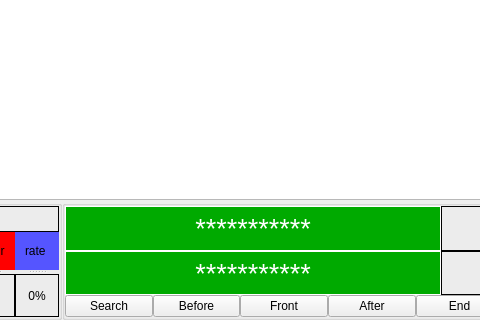
Above: MainUI/databasewidget.ui from 519984307/Container_20191221 before the change; both pictures show x 127 to 607 and y 221 to 541 of the 721 by 541 pixel window. Below: the same form after it.
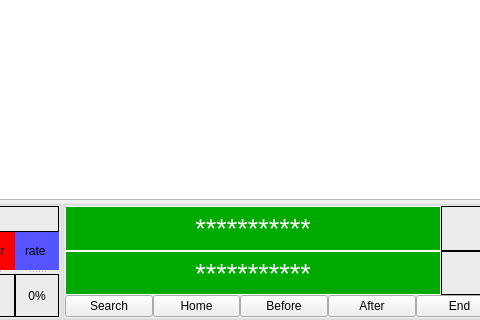
That is the form after the change. The open tabs and pages were chosen to show the change.

```diff
--- a/MainUI/databasewidget.ui
+++ b/MainUI/databasewidget.ui
@@ -838,14 +838,14 @@
             <item>
              <widget class="QPushButton" name="Home_pushButton">
               <property name="text">
-               <string>Before</string>
+               <string>Home</string>
               </property>
              </widget>
             </item>
             <item>
              <widget class="QPushButton" name="Front_pushButton">
               <property name="text">
-               <string>Front</string>
+               <string>Before</string>
               </property>
              </widget>
             </item>
```
Left out of the diff: 2 changed lines with no effect on the pictures.
